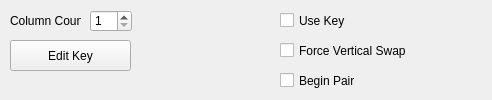
Before: the Qt Designer form Code Breaking/CodeBreakerGUI/Amsco.ui in jamesh1999/Misc-Programming, drawn with Qt 5.
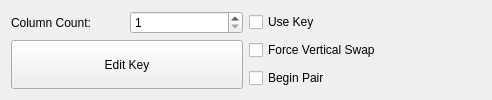
After: the same form once the commit is applied.

The edit to the form file:
```diff
--- a/Code Breaking/CodeBreakerGUI/Amsco.ui
+++ b/Code Breaking/CodeBreakerGUI/Amsco.ui
@@ -11,7 +11,7 @@
    </rect>
   </property>
   <property name="sizePolicy">
-   <sizepolicy hsizetype="Preferred" vsizetype="Fixed">
+   <sizepolicy hsizetype="Expanding" vsizetype="Expanding">
     <horstretch>0</horstretch>
     <verstretch>0</verstretch>
    </sizepolicy>
@@ -24,91 +24,99 @@
   </property>
   <property name="maximumSize">
    <size>
-    <width>492</width>
-    <height>100</height>
+    <width>999999</width>
+    <height>9999999</height>
    </size>
   </property>
   <property name="windowTitle">
    <string>Form</string>
   </property>
+  <layout class="QHBoxLayout" name="horizontalLayout_3">
+   <item>
+    <layout class="QVBoxLayout" name="verticalLayout" stretch="0,0">
+     <item>
+      <layout class="QHBoxLayout" name="horizontalLayout_2">
+       <item>
+        <widget class="QLabel" name="label">
+         <property name="text">
+          <string>Column Count:</string>
+         </property>
+        </widget>
+       </item>
+       <item>
+        <widget class="QSpinBox" name="column_count">
+         <property name="minimum">
+          <number>1</number>
+         </property>
+        </widget>
+       </item>
+      </layout>
+     </item>
+     <item>
+      <widget class="QPushButton" name="edit_key">
+       <property name="sizePolicy">
+        <sizepolicy hsizetype="Preferred" vsizetype="Minimum">
+         <horstretch>0</horstretch>
+         <verstretch>0</verstretch>
+        </sizepolicy>
+       </property>
+       <property name="minimumSize">
+        <size>
+         <width>0</width>
+         <height>30</height>
+        </size>
+       </property>
+       <property name="text">
+        <string>Edit Key</string>
+       </property>
+      </widget>
+     </item>
+    </layout>
+   </item>
+   <item>
+    <layout class="QVBoxLayout" name="verticalLayout_3">
+     <item>
   <widget class="QCheckBox" name="use_key">
-   <property name="geometry">
-    <rect>
-     <x>280</x>
-     <y>10</y>
-     <width>201</width>
-     <height>21</height>
-    </rect>
+       <property name="sizePolicy">
+        <sizepolicy hsizetype="Preferred" vsizetype="Preferred">
+         <horstretch>0</horstretch>
+         <verstretch>0</verstretch>
+        </sizepolicy>
    </property>
    <property name="text">
     <string>Use Key</string>
    </property>
   </widget>
+     </item>
+     <item>
   <widget class="QCheckBox" name="vertical_swap">
-   <property name="geometry">
-    <rect>
-     <x>280</x>
-     <y>40</y>
-     <width>201</width>
-     <height>21</height>
-    </rect>
+       <property name="sizePolicy">
+        <sizepolicy hsizetype="Preferred" vsizetype="Preferred">
+         <horstretch>0</horstretch>
+         <verstretch>0</verstretch>
+        </sizepolicy>
    </property>
    <property name="text">
     <string>Force Vertical Swap</string>
    </property>
   </widget>
-  <widget class="QPushButton" name="edit_key">
-   <property name="geometry">
-    <rect>
-     <x>10</x>
-     <y>40</y>
-     <width>121</width>
-     <height>31</height>
-    </rect>
-   </property>
-   <property name="text">
-    <string>Edit Key</string>
-   </property>
-  </widget>
-  <widget class="QSpinBox" name="column_count">
-   <property name="geometry">
-    <rect>
-     <x>90</x>
-     <y>10</y>
-     <width>42</width>
-     <height>22</height>
-    </rect>
-   </property>
-   <property name="minimum">
-    <number>1</number>
-   </property>
-  </widget>
-  <widget class="QLabel" name="label">
-   <property name="geometry">
-    <rect>
-     <x>10</x>
-     <y>10</y>
-     <width>71</width>
-     <height>21</height>
-    </rect>
-   </property>
-   <property name="text">
-    <string>Column Count:</string>
-   </property>
-  </widget>
+     </item>
+     <item>
   <widget class="QCheckBox" name="begin_pair">
-   <property name="geometry">
-    <rect>
-     <x>280</x>
-     <y>70</y>
-     <width>201</width>
-     <height>21</height>
-    </rect>
+       <property name="sizePolicy">
+        <sizepolicy hsizetype="Preferred" vsizetype="Preferred">
+         <horstretch>0</horstretch>
+         <verstretch>0</verstretch>
+        </sizepolicy>
    </property>
    <property name="text">
     <string>Begin Pair</string>
    </property>
   </widget>
+     </item>
+    </layout>
+   </item>
+  </layout>
  </widget>
  <resources/>
  <connections/>
```
Lines whose indentation alone changed are shown as unchanged.
